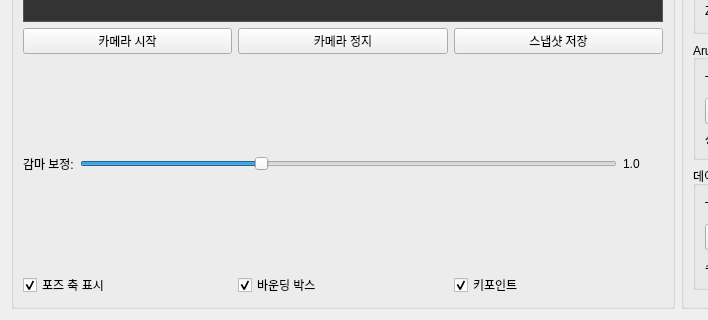
Above: ui/tab_vision.ui from kuks2309/Charging_Robot_Operation before the change; both pictures show x 0 to 708 and y 498 to 818 of the 1200 by 818 pixel window. Below: the same form after it.
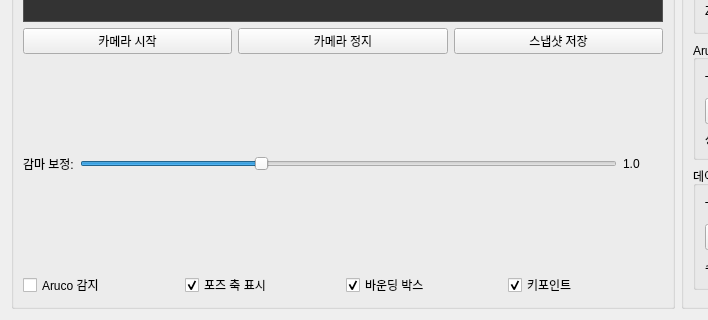
That is the form after the change.

What changed in the file:
```diff
--- a/ui/tab_vision.ui
+++ b/ui/tab_vision.ui
@@ -105,6 +105,16 @@
       </item>
       <item>
        <layout class="QHBoxLayout" name="horizontalLayoutOverlay">
+        <item>
+         <widget class="QCheckBox" name="checkArucoDetect">
+          <property name="text">
+           <string>Aruco 감지</string>
+          </property>
+          <property name="checked">
+           <bool>false</bool>
+          </property>
+         </widget>
+        </item>
         <item>
          <widget class="QCheckBox" name="checkShowPoseAxes">
           <property name="text">
```
